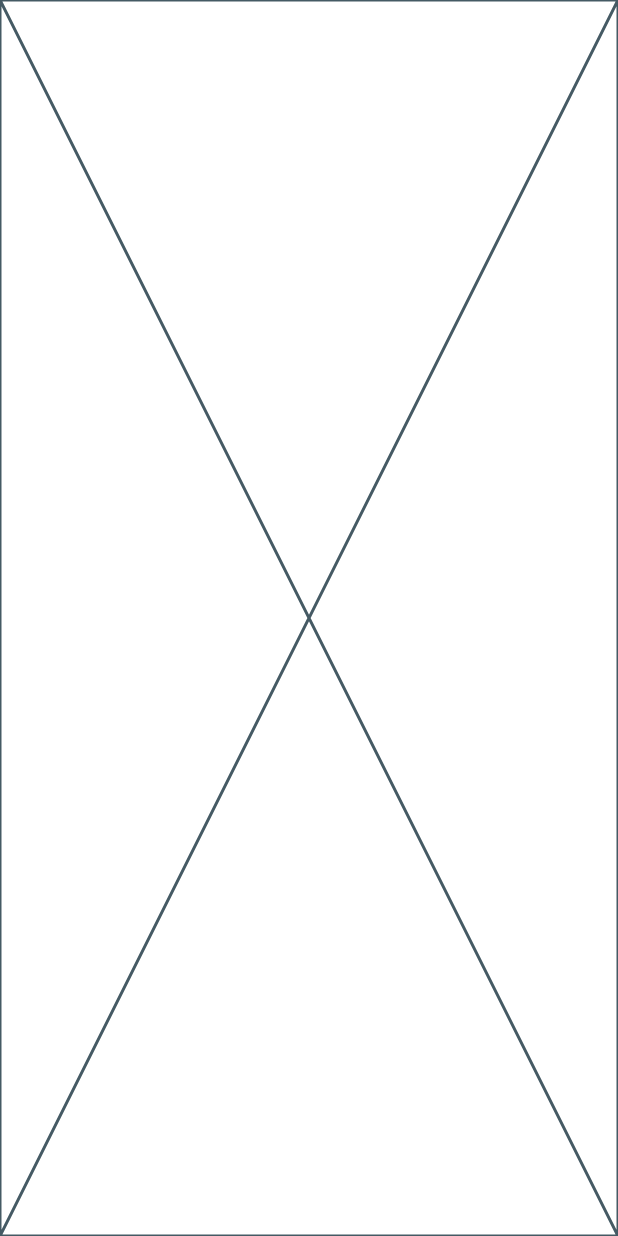
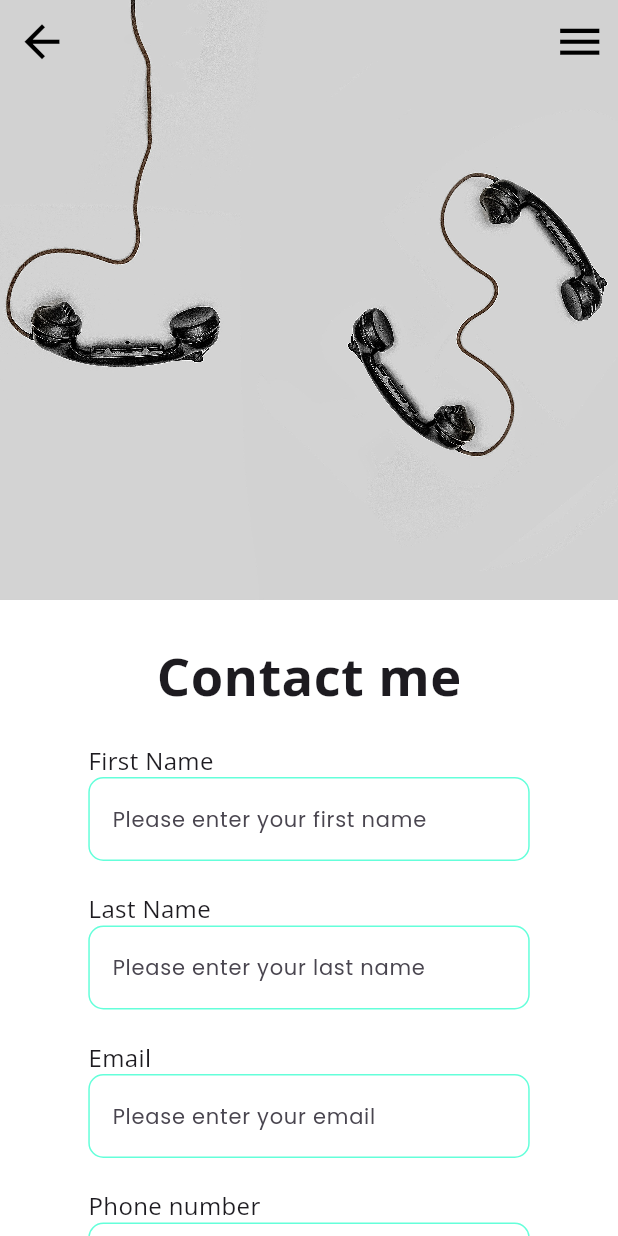
Before and after one commit to Veng-Eang/my_portfolio, a Flutter app: the screen it shows after launch, after a tap on the "menu" icon, after a tap on "Contact", on a phone screen of 412 x 824 dp. Run offline on Flutter 3.47's test engine with Material 3 defaults, Android fonts, the phone set to English and light mode, and no system bars; our stand-ins replace flutter_svg, google_fonts.

Commit message:
contact page for mobile

```diff
--- a/lib/mobile/contact_mobile.dart
+++ b/lib/mobile/contact_mobile.dart
@@ -1,4 +1,7 @@
 import 'package:flutter/material.dart';
+import 'package:flutter_svg/flutter_svg.dart';
+import 'package:portfolio/components.dart';
+import 'package:url_launcher/url_launcher.dart';
 
 class ContactMobile extends StatefulWidget {
   const ContactMobile({super.key});
@@ -8,8 +11,139 @@ class ContactMobile extends StatefulWidget {
 }
 
 class _ContactMobileState extends State<ContactMobile> {
+  Widget _urlLauncher(String imagePath, String url) {
+    return IconButton(
+      icon: SvgPicture.asset(
+        imagePath,
+        width: 35,
+        color: Colors.black,
+      ),
+      onPressed: () async {
+        await launchUrl(Uri.parse(url));
+      },
+    );
+  }
+
   @override
   Widget build(BuildContext context) {
-    return const Placeholder();
+    final deviceWidth = MediaQuery.of(context).size.width;
+    return Scaffold(
+      extendBodyBehindAppBar: true,
+      backgroundColor: Colors.white,
+      endDrawer: Drawer(
+        child: Column(
+          mainAxisAlignment: MainAxisAlignment.center,
+          children: [
+            const DrawerHeader(
+              padding: const EdgeInsets.only(bottom: 20.0),
+              child: CircleAvatar(
+                radius: 117.0,
+                backgroundColor: Colors.tealAccent,
+                child: CircleAvatar(
+                  radius: 110.0,
+                  backgroundColor: Colors.white,
+                  backgroundImage: AssetImage('assets/image-2.png'),
+                ),
+              ),
+            ),
+            TabsMobile(text: 'Home', route: '/'),
+            SizedBox(height: 20),
+            TabsMobile(text: 'Works', route: '/works'),
+            SizedBox(height: 20),
+            TabsMobile(text: 'Blog', route: '/blog'),
+            SizedBox(height: 20),
+            TabsMobile(text: 'About', route: '/about'),
+            SizedBox(height: 20),
+            TabsMobile(text: 'Contact', route: '/contact'),
+            SizedBox(height: 40),
+            Row(
+              mainAxisAlignment: MainAxisAlignment.spaceEvenly,
+              children: [
+                _urlLauncher(
+                  'assets/instagram.svg',
+                  'https://www.instagram.com/veng_eang',
+                ),
+                _urlLauncher(
+                  'assets/github.svg',
+                  'https://github.com/Veng-Eang',
+                ),
+                _urlLauncher(
+                  'assets/twitter.svg',
+                  'https://twitter.com/o_vengeang',
+                ),
+              ],
+            )
+          ],
+        ),
+      ),
+      body: NestedScrollView(
+          headerSliverBuilder: (BuildContext context, bool innerBoxIsScrolled) {
+            return <Widget>[
+              SliverAppBar(
+                expandedHeight: 400.0,
+                backgroundColor: Colors.white,
+                iconTheme: IconThemeData(
+                  size: 35.0,
+                  color: Colors.black,
+                ),
+                flexibleSpace: FlexibleSpaceBar(
+                  background: Image.asset(
+                    "assets/contact_image.jpg",
+                    filterQuality: FilterQuality.high,
+                    fit: BoxFit.cover,
+                  ),
+                ),
+              )
+            ];
+          },
+          body: SingleChildScrollView(
+            padding: EdgeInsets.symmetric(vertical: 25.0),
+            child: Wrap(
+              runSpacing: 20.0,
+              spacing: 20.0,
+              alignment: WrapAlignment.center,
+              children: [
+                SansBold("Contact me", 35.0),
+                TextForm(
+                  text: "First Name",
+                  hintText: "Please enter your first name",
+                  containerWidth: deviceWidth / 1.4,
+                ),
+                TextForm(
+                  text: "Last Name",
+                  hintText: "Please enter your last name",
+                  containerWidth: deviceWidth / 1.4,
+                ),
+                TextForm(
+                  text: "Email",
+                  hintText: "Please enter your email",
+                  containerWidth: deviceWidth / 1.4,
+                ),
+                TextForm(
+                  text: "Phone number",
+                  hintText: "Please enter your phone number",
+                  containerWidth: deviceWidth / 1.4,
+                ),
+                TextForm(
+                  text: "Message",
+                  hintText: "Please type your message",
+                  containerWidth: deviceWidth / 1.4,
+                  maxLine: 10,
+                ),
+                MaterialButton(
+                  onPressed: () {},
+                  elevation: 20.0,
+                  shape: RoundedRectangleBorder(
+                    borderRadius: BorderRadius.circular(10.0),
+                  ),
+                  height: 60.0,
+                  minWidth: deviceWidth / 2.2,
+                  color: Colors.tealAccent,
+                  child: SansBold("Submit", 20.0),
+                )
+              ],
+            ),
+          )),
+    );
   }
 }
```
